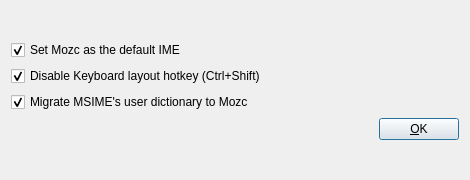
Before: the Qt Designer form src/gui/post_install_dialog/post_install_dialog.ui in google/mozc, drawn with Qt 5.
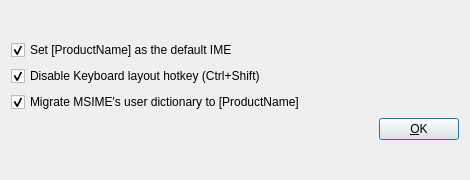
After: the same form once the commit is applied.

Diff of the .ui file:
```diff
--- a/src/gui/post_install_dialog/post_install_dialog.ui
+++ b/src/gui/post_install_dialog/post_install_dialog.ui
@@ -90,7 +90,7 @@
      <item row="5" column="0" colspan="4">
       <widget class="QCheckBox" name="migrateDefaultIMEUserDictionaryCheckBox">
        <property name="text">
-        <string>Migrate MSIME's user dictionary to Mozc</string>
+        <string>Migrate MSIME's user dictionary to [ProductName]</string>
        </property>
        <property name="checked">
         <bool>true</bool>
@@ -100,7 +100,7 @@
      <item row="3" column="0" colspan="4">
       <widget class="QCheckBox" name="setAsDefaultCheckBox">
        <property name="text">
-        <string>Set Mozc as the default IME</string>
+        <string>Set [ProductName] as the default IME</string>
        </property>
        <property name="checked">
         <bool>true</bool>
```
Left out of the diff: 2 changed lines with no effect on the pictures.
